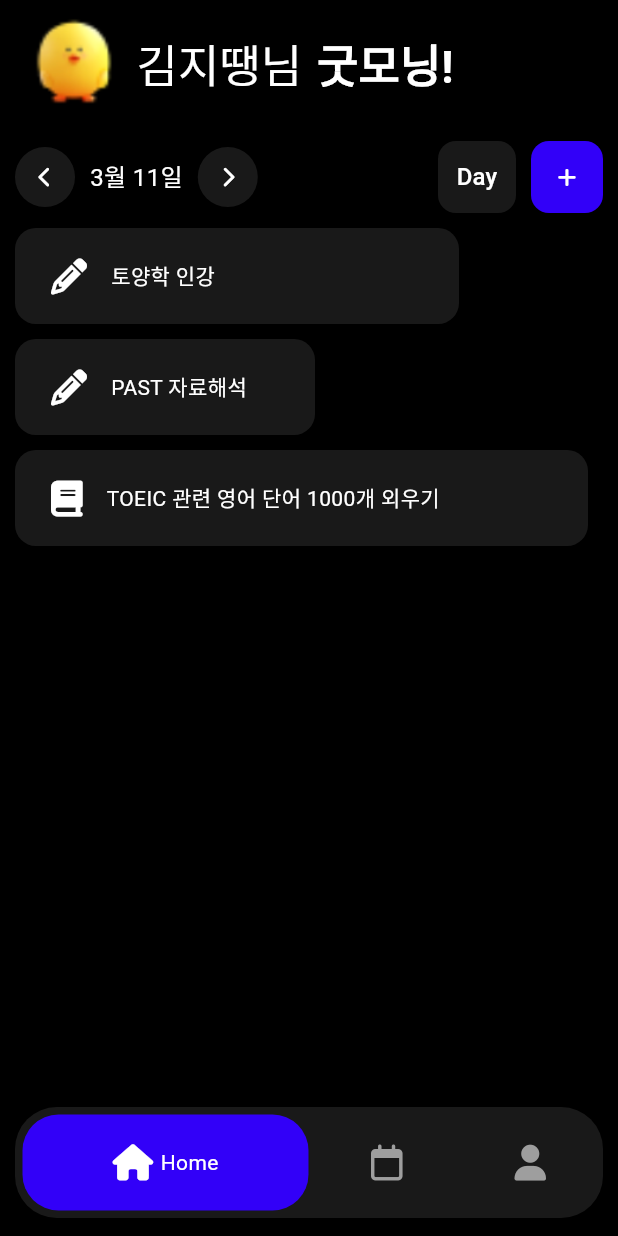
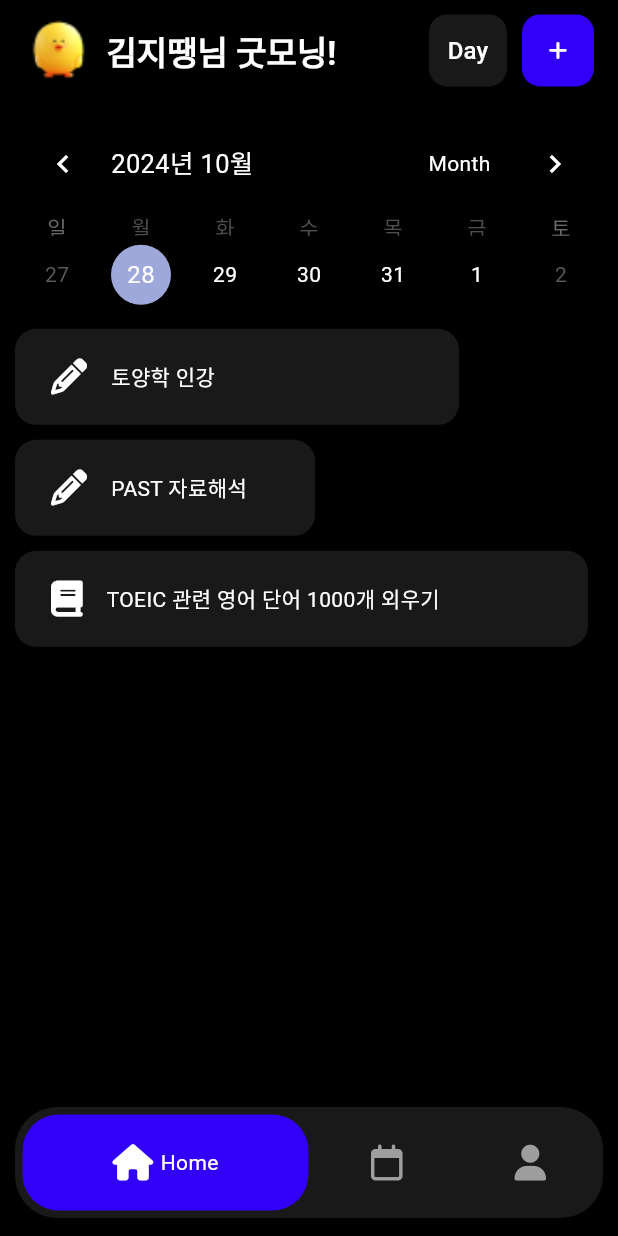
Before and after one commit to June222/gava, a Flutter app: the screen it shows after launch, on a phone screen of 412 x 824 dp. Run offline on Flutter 3.47's test engine with Material 3 defaults, Android fonts, the phone set to English and light mode, and no system bars; drawn by our look-alikes of table_calendar; our stand-ins replace font_awesome_flutter.

Commit message:
feat: 달력 추가
package를 이용해서 기존의 화살표를 없애고 스크롤 형태의 달력을 추가함.

```diff
--- a/lib/main.dart
+++ b/lib/main.dart
@@ -1,9 +1,11 @@
 import 'package:flutter/material.dart';
 import 'package:gava/constants/colors.dart';
 import 'package:gava/navigation/main_navigation_screen.dart';
+import 'package:intl/date_symbol_data_local.dart';
 
 void main() {
-  runApp(const MyApp());
+  initializeDateFormatting().then((_) => runApp(const MyApp()));
+  // runApp(const MyApp());
 }
 
 class MyApp extends StatelessWidget {
--- a/lib/navigation/main_navigation_screen.dart
+++ b/lib/navigation/main_navigation_screen.dart
@@ -1,9 +1,13 @@
+import 'dart:developer';
+
 import 'package:flutter/material.dart';
 import 'package:font_awesome_flutter/font_awesome_flutter.dart';
 import 'package:gava/constants/colors.dart';
 import 'package:gava/constants/gaps.dart';
 import 'package:gava/constants/sizes.dart';
 import 'package:gava/navigation/widgets/bottom_nav_tap.dart';
+import 'package:intl/intl.dart';
+import 'package:table_calendar/table_calendar.dart';
 
 class MainNavigationScreen extends StatefulWidget {
   const MainNavigationScreen({
@@ -21,9 +25,6 @@ class _MainNavigationScreenState extends State<MainNavigationScreen> {
       BorderRadius.circular(Sizes.size24);
   final BorderRadius _topButtonRadius = BorderRadius.circular(Sizes.size12);
   int _selectedIndex = 0;
-
-  int _month = 3;
-  int _day = 11;
 
   final List<String> _TODOs = [
     "토양학 인강",
@@ -49,40 +50,6 @@ class _MainNavigationScreenState extends State<MainNavigationScreen> {
     });
   }
 
-  void _changeMonthBefore() {
-    _month -= 1;
-    if (_month == 0) {
-      _month = 12;
-    }
-    setState(() {});
-  }
-
-  void _changeDayBefore() {
-    _day -= 1;
-    if (_day == 0) {
-      _day = 30;
-      _changeMonthBefore();
-    }
-    setState(() {});
-  }
-
-  void _changeMonthAfter() {
-    _month += 1;
-    if (_month == 13) {
-      _month = 1;
-    }
-    setState(() {});
-  }
-
-  void _changeDayAfter() {
-    _day += 1;
-    if (_day == 32) {
-      _day = 1;
-      _changeMonthAfter();
-    }
-    setState(() {});
-  }
-
   void _addTodoTap() {
     _TODOs.add("다음 계획 어쩌고 저쩌고 ${_TODOs.length + 1}");
     _paddingList.add(Sizes.size60);
@@ -92,52 +59,31 @@ class _MainNavigationScreenState extends State<MainNavigationScreen> {
 
   @override
   Widget build(BuildContext context) {
+    Intl.defaultLocale = 'ko_KR';
+    var format = DateFormat.yMEd('ko_KR');
+    log(format.toString());
+    var dateString = format.format(DateTime.now());
+    log(dateString);
+    log(DateFormat('E', 'ko_KR').format(DateTime.now()));
+    var width = MediaQuery.of(context).size.width;
+
     return Scaffold(
         appBar: AppBar(
-          toolbarHeight: kToolbarHeight * 1.5,
+          toolbarHeight: kToolbarHeight * 1.2,
           centerTitle: true,
           title: Row(
             children: [
               Image.asset(
                 "assets/images/main_emoji.png",
-                width: 65,
-              ),
-              Gaps.h10,
-              Text("$username님"),
-              Gaps.h10,
-              const Text(
-                "굿모닝!",
-                style: TextStyle(
-                  fontWeight: FontWeight.bold,
-                ),
-              ),
-            ],
-          ),
-        ),
-        body: Padding(
-          padding: const EdgeInsets.symmetric(
-            horizontal: Sizes.size10,
-            vertical: Sizes.size10,
-          ),
-          child: Column(
-            children: [
-              Row(
-                children: [
-                  ChangeDayWidget(
-                    iconData: FontAwesomeIcons.chevronLeft,
-                    function: _changeDayBefore,
+                width: 45,
               ),
               Gaps.h10,
               Text(
-                    "$_month월 $_day일",
+                "$username님 굿모닝!",
                 style: const TextStyle(
-                      fontSize: Sizes.size16,
+                  fontWeight: FontWeight.bold,
+                  fontSize: 22,
                 ),
-                  ),
-                  Gaps.h10,
-                  ChangeDayWidget(
-                    iconData: FontAwesomeIcons.chevronRight,
-                    function: _changeDayAfter,
               ),
               Expanded(child: Container()),
               Container(
@@ -169,6 +115,22 @@ class _MainNavigationScreenState extends State<MainNavigationScreen> {
                 ),
               ),
             ],
+          ),
+        ),
+        body: Padding(
+          padding: const EdgeInsets.symmetric(
+            horizontal: Sizes.size10,
+            vertical: Sizes.size10,
+          ),
+          child: Column(
+            children: [
+              TableCalendar(
+                focusedDay: DateTime.now(),
+                firstDay: DateTime.now().subtract(const Duration(days: 7)),
+                lastDay: DateTime.now().add(const Duration(days: 7)),
+                locale: 'ko_KR',
+                calendarFormat: CalendarFormat.week,
+                // headerVisible: false,
               ),
               Gaps.v10,
               Expanded(
--- a/pubspec.yaml
+++ b/pubspec.yaml
@@ -35,6 +35,8 @@ dependencies:
   # Use with the CupertinoIcons class for iOS style icons.
   cupertino_icons: ^1.0.8
   font_awesome_flutter: ^10.7.0
+  intl: ^0.19.0
+  table_calendar: ^3.1.2
 
 dev_dependencies:
   flutter_test:
```
Also changed, not shown: pubspec.lock. Lines whose indentation alone changed are shown as unchanged.
